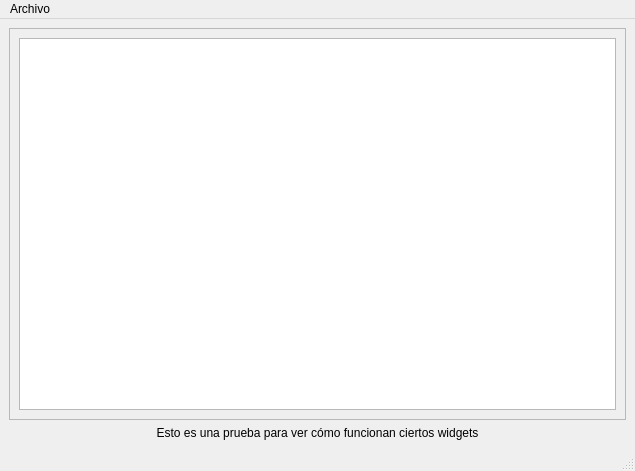
Before: the Qt Designer form invicoliqpyqt/view/main_window.ui in fscorrales/invicoliqpyqt, drawn with Qt 5.
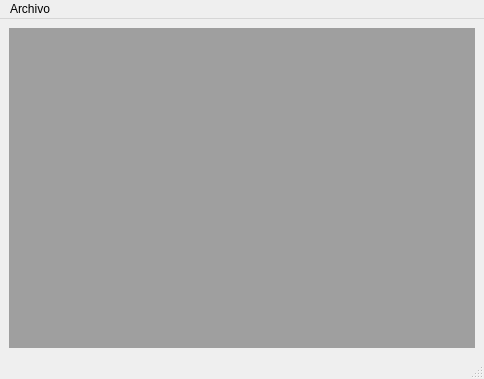
After: the same form once the commit is applied.

Diff of the .ui file:
```diff
--- a/invicoliqpyqt/view/main_window.ui
+++ b/invicoliqpyqt/view/main_window.ui
@@ -6,61 +6,23 @@
    <rect>
     <x>0</x>
     <y>0</y>
-    <width>635</width>
-    <height>471</height>
+    <width>484</width>
+    <height>379</height>
    </rect>
   </property>
+  <property name="sizePolicy">
+   <sizepolicy hsizetype="Maximum" vsizetype="Maximum">
+    <horstretch>0</horstretch>
+    <verstretch>0</verstretch>
+   </sizepolicy>
+  </property>
   <property name="windowTitle">
    <string>Slave</string>
   </property>
   <widget class="QWidget" name="centralwidget">
    <layout class="QGridLayout" name="gridLayout">
     <item row="0" column="0">
-     <widget class="QScrollArea" name="scrollArea">
-      <property name="sizePolicy">
-       <sizepolicy hsizetype="Expanding" vsizetype="Expanding">
-        <horstretch>0</horstretch>
-        <verstretch>0</verstretch>
-       </sizepolicy>
-      </property>
-      <property name="widgetResizable">
-       <bool>true</bool>
-      </property>
-      <widget class="QWidget" name="scrollAreaWidgetContents">
-       <property name="geometry">
-        <rect>
-         <x>0</x>
-         <y>0</y>
-         <width>615</width>
-         <height>385</height>
-        </rect>
-       </property>
-       <property name="sizePolicy">
-        <sizepolicy hsizetype="Preferred" vsizetype="Preferred">
-         <horstretch>0</horstretch>
-         <verstretch>0</verstretch>
-        </sizepolicy>
-       </property>
-       <layout class="QGridLayout" name="gridLayout_2">
-        <item row="0" column="0">
-         <widget class="QTableView" name="table_factureros"/>
-        </item>
-       </layout>
-      </widget>
-     </widget>
-    </item>
-    <item row="1" column="0">
-     <widget class="QLabel" name="label">
-      <property name="lineWidth">
-       <number>2</number>
-      </property>
-      <property name="text">
-       <string>Esto es una prueba para ver cómo funcionan ciertos widgets</string>
-      </property>
-      <property name="alignment">
-       <set>Qt::AlignCenter</set>
-      </property>
-     </widget>
+     <widget class="QMdiArea" name="mdiArea"/>
     </item>
    </layout>
   </widget>
@@ -69,16 +31,16 @@
     <rect>
      <x>0</x>
      <y>0</y>
-     <width>635</width>
+     <width>484</width>
      <height>22</height>
     </rect>
    </property>
-   <widget class="QMenu" name="menuArchivo">
+   <widget class="QMenu" name="mnu_archivo">
     <property name="title">
      <string>Archivo</string>
     </property>
    </widget>
-   <addaction name="menuArchivo"/>
+   <addaction name="mnu_archivo"/>
   </widget>
   <widget class="QStatusBar" name="statusbar"/>
  </widget>
```
Left out of the diff: 18 changed lines with no effect on the pictures.
